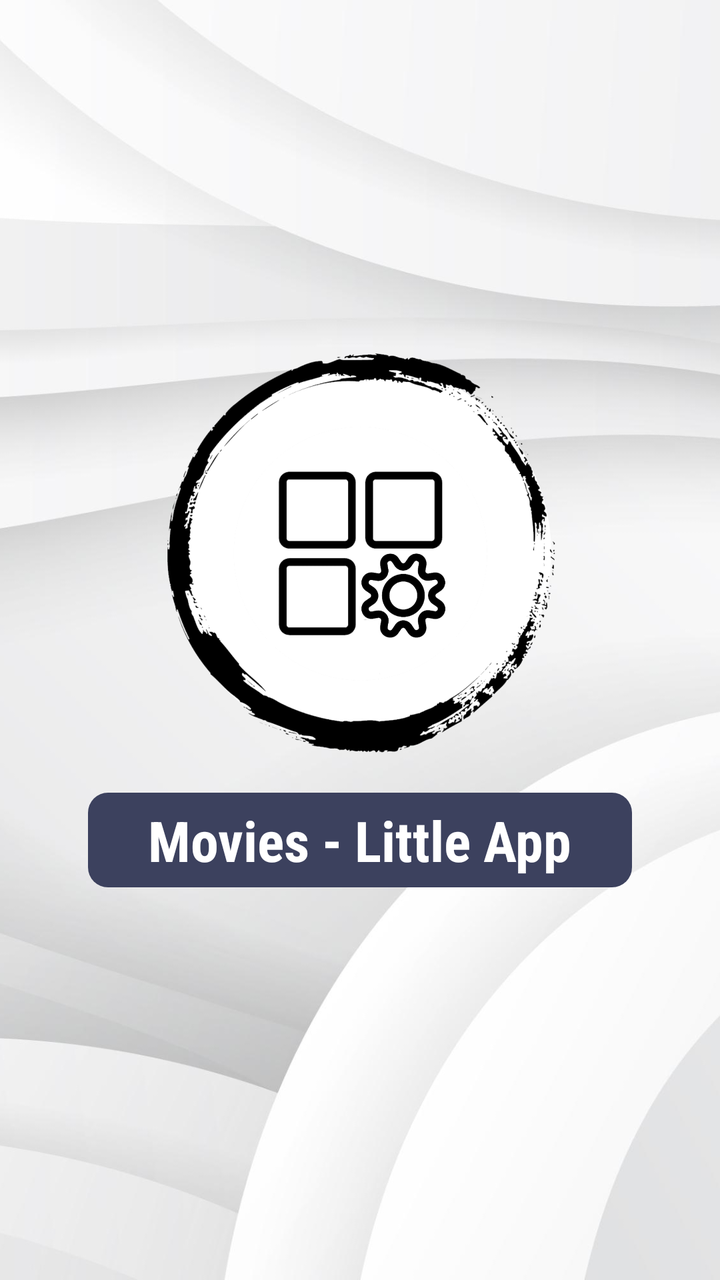
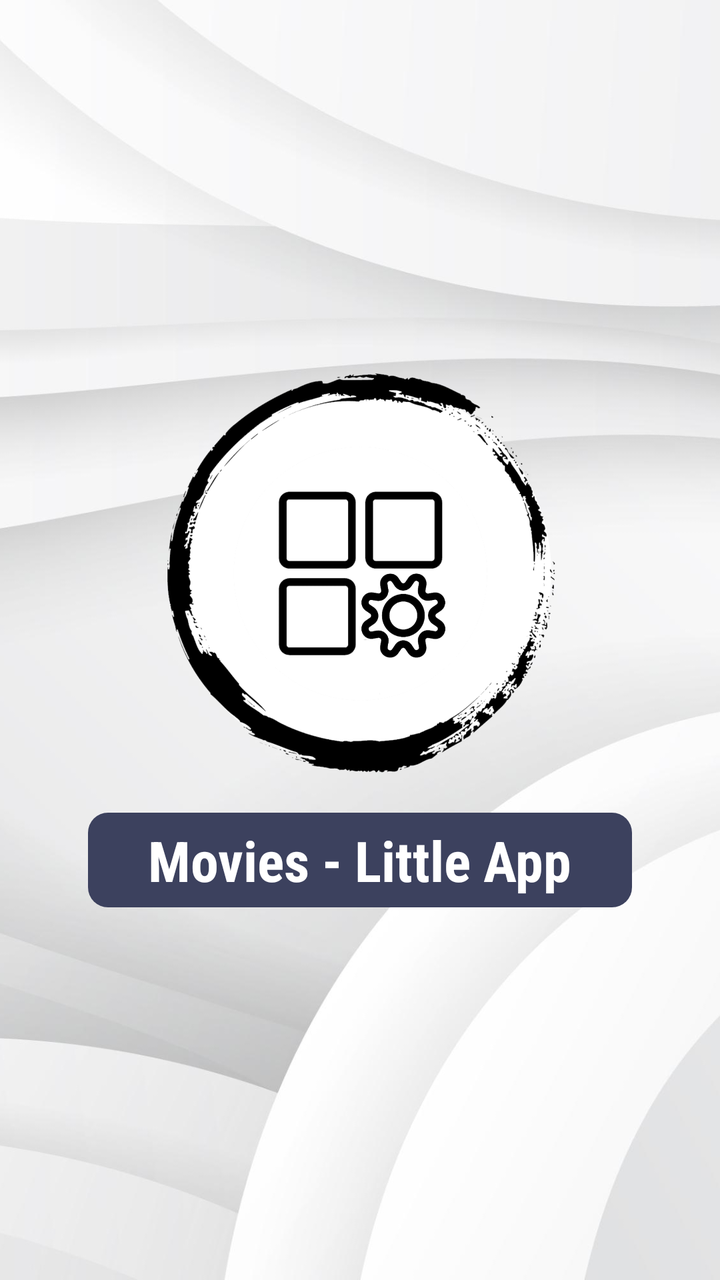

Before-and-after screenshots of an Android layout around one commit, followed by the original layout XML and the change that was made.
<!-- AndroidManifest.xml: application theme Base.Theme.MainApp -->
<!-- res/layout/activity_splash.xml -->
<?xml version="1.0" encoding="utf-8"?>
<LinearLayout xmlns:android="http://schemas.android.com/apk/res/android"
    android:layout_width="match_parent"
    android:layout_height="match_parent"
    android:orientation="vertical">

    <FrameLayout
        android:layout_width="match_parent"
        android:layout_height="match_parent">

        <ImageView
            android:id="@+id/background"
            android:layout_width="match_parent"
            android:layout_height="match_parent"
            android:scaleType="centerCrop"
            android:src="@drawable/background" />

        <LinearLayout
            android:layout_width="match_parent"
            android:layout_height="match_parent"
            android:layout_gravity="center"
            android:gravity="center"
            android:orientation="vertical">

            <ImageView
                android:id="@+id/logo"
                android:layout_width="200sp"
                android:layout_height="200sp"
                android:src="@drawable/logo" />

            <TextView
                android:layout_width="wrap_content"
                android:layout_height="wrap_content"
                android:layout_marginVertical="20sp"
                android:layout_marginTop="10sp"
                android:background="@drawable/button6"
                android:backgroundTint="?tickColor"
                android:fontFamily="sans-serif-condensed"
                android:paddingHorizontal="30sp"
                android:paddingVertical="5sp"
                android:text="@string/app_name"
                android:textColor="@color/white"
                android:textSize="28sp"
                android:textStyle="bold" />

        </LinearLayout>

    </FrameLayout>

</LinearLayout>
<!-- resources referenced by this layout -->
<resources>
  <color name="white">#ffffff</color>
  <!-- drawable background: jpg bitmap (drawable, 135570 bytes) -->
  <!-- drawable button6 (drawable) -->
  <?xml version="1.0" encoding="utf-8"?>
  <shape
      xmlns:android="http://schemas.android.com/apk/res/android"
      android:shape="rectangle">
  
      <corners android:radius="10dp"/>
      <solid android:color="@color/black" />
  </shape>
  <!-- drawable logo: png bitmap (drawable, 173667 bytes) -->
  <string name="app_name">Movies - Little App</string>
  <style name="Base.Theme.MainApp" parent="Theme.Material3.DayNight.NoActionBar">
          <item name="android:statusBarColor">@color/white</item>
          <item name="android:windowLightStatusBar">true</item>
          
          <item name="colorPrimary">@color/colorPrimary</item>
          <item name="colorPrimaryDark">@color/basic_2</item>
          <item name="colorAccent">@color/basic_2</item>
          <item name="color">@color/white</item>
          <item name="background">@color/basic_2</item>
          <item name="tickColor">@color/basic_2</item>
          <item name="trackColor">@color/basic_2</item>
          <item name="colorOnBackground">@color/white</item>
          <item name="colorError">@color/dark</item>
          <item name="colorOnError">@color/basic_2</item>
      </style>
  <color name="black">#212121</color>
  <color name="colorPrimary">#fff</color>
      //Needed
  <color name="basic_2">#3c415e</color>
  <color name="dark">#000000</color>
</resources>

<!-- the commit's change to res/layout/activity_splash.xml (unified diff, before → after) -->
@@ -1,50 +1,46 @@
 <?xml version="1.0" encoding="utf-8"?>
-<LinearLayout xmlns:android="http://schemas.android.com/apk/res/android"
+<androidx.constraintlayout.widget.ConstraintLayout xmlns:android="http://schemas.android.com/apk/res/android"
+    xmlns:app="http://schemas.android.com/apk/res-auto"
     android:layout_width="match_parent"
-    android:layout_height="match_parent"
-    android:orientation="vertical">
+    android:layout_height="match_parent">
 
-    <FrameLayout
+    <ImageView
+        android:id="@+id/background"
         android:layout_width="match_parent"
-        android:layout_height="match_parent">
+        android:layout_height="match_parent"
+        android:contentDescription="@null"
+        android:scaleType="centerCrop"
+        android:src="@drawable/background" />
 
-        <ImageView
-            android:id="@+id/background"
-            android:layout_width="match_parent"
-            android:layout_height="match_parent"
-            android:scaleType="centerCrop"
-            android:src="@drawable/background" />
+    <ImageView
+        android:id="@+id/logo"
+        android:layout_width="200dp"
+        android:layout_height="200dp"
+        android:contentDescription="@null"
+        android:src="@drawable/logo"
+        app:layout_constraintBottom_toTopOf="@+id/tv_app_name"
+        app:layout_constraintEnd_toEndOf="parent"
+        app:layout_constraintStart_toStartOf="parent"
+        app:layout_constraintTop_toTopOf="parent"
+        app:layout_constraintVertical_chainStyle="packed" />
 
-        <LinearLayout
-            android:layout_width="match_parent"
-            android:layout_height="match_parent"
-            android:layout_gravity="center"
-            android:gravity="center"
-            android:orientation="vertical">
+    <TextView
+        android:id="@+id/tv_app_name"
+        android:layout_width="wrap_content"
+        android:layout_height="wrap_content"
+        android:layout_marginTop="20dp"
+        android:background="@drawable/button6"
+        android:backgroundTint="?tickColor"
+        android:fontFamily="sans-serif-condensed"
+        android:paddingHorizontal="30dp"
+        android:paddingVertical="5dp"
+        android:text="@string/app_name"
+        android:textColor="@color/white"
+        android:textSize="28sp"
+        android:textStyle="bold"
+        app:layout_constraintBottom_toBottomOf="parent"
+        app:layout_constraintEnd_toEndOf="parent"
+        app:layout_constraintStart_toStartOf="parent"
+        app:layout_constraintTop_toBottomOf="@+id/logo" />
 
-            <ImageView
-                android:id="@+id/logo"
-                android:layout_width="200sp"
-                android:layout_height="200sp"
-                android:src="@drawable/logo" />
-
-            <TextView
-                android:layout_width="wrap_content"
-                android:layout_height="wrap_content"
-                android:layout_marginVertical="20sp"
-                android:layout_marginTop="10sp"
-                android:background="@drawable/button6"
-                android:backgroundTint="?tickColor"
-                android:fontFamily="sans-serif-condensed"
-                android:paddingHorizontal="30sp"
-                android:paddingVertical="5sp"
-                android:text="@string/app_name"
-                android:textColor="@color/white"
-                android:textSize="28sp"
-                android:textStyle="bold" />
-
-        </LinearLayout>
-
-    </FrameLayout>
-
-</LinearLayout>
+</androidx.constraintlayout.widget.ConstraintLayout>
